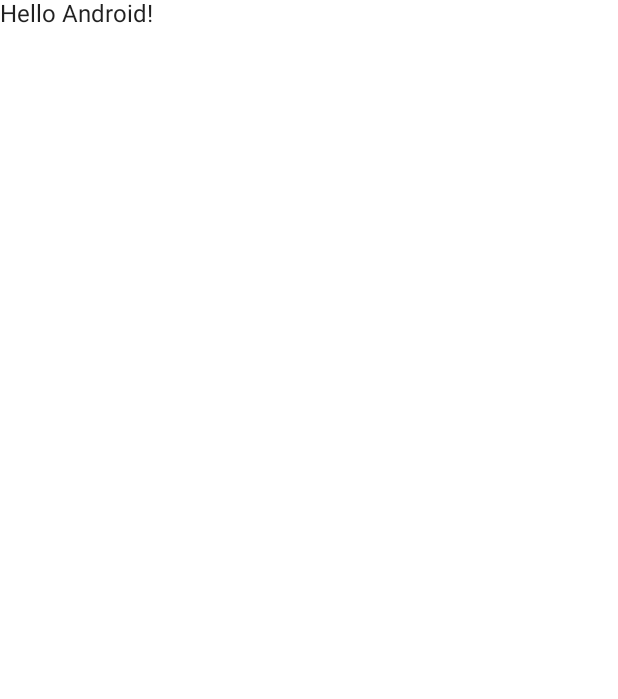
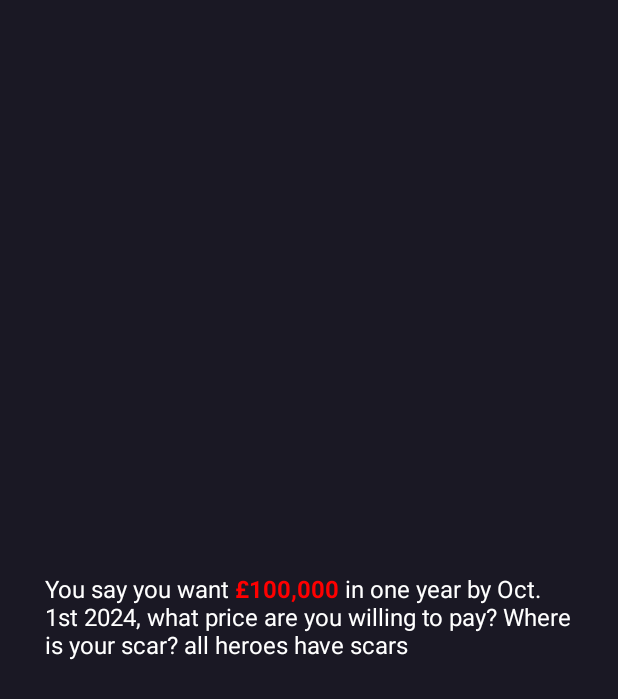
Before and after one commit to emperor006/Weeklys, an Android app built with Jetpack Compose: the Splashscreen screen opened directly, with no data from a screen before it, on a phone screen of 412 x 824 dp. Before the commit the part shown is almost empty. Shown: the top 699 px of the screen. Run offline under Robolectric (Android 15) with nearby library versions, the phone set to English and light mode, and no system bars.

Commit message:
Completed the app

```diff
--- a/app/src/main/AndroidManifest.xml
+++ b/app/src/main/AndroidManifest.xml
@@ -13,16 +13,16 @@
         android:theme="@style/Theme.Weekls"
         tools:targetApi="31">
         <activity
-            android:name=".Splashscreen"
+            android:name=".MainActivity"
             android:exported="false"
-            android:label="@string/title_activity_splashscreen"
+            android:label="@string/app_name"
             android:theme="@style/Theme.Weekls">
             <meta-data
                 android:name="android.app.lib_name"
                 android:value="" />
         </activity>
         <activity
-            android:name=".MainActivity"
+            android:name=".Splashscreen"
             android:exported="true"
             android:label="@string/app_name"
             android:theme="@style/Theme.Weekls">
--- a/app/src/main/java/com/app/weekls/Splashscreen.kt
+++ b/app/src/main/java/com/app/weekls/Splashscreen.kt
@@ -1,15 +1,29 @@
 package com.app.weekls
 
+import android.content.Intent
 import android.os.Bundle
+import android.os.Handler
+import android.os.Looper
 import androidx.activity.ComponentActivity
 import androidx.activity.compose.setContent
+import androidx.compose.foundation.layout.Box
 import androidx.compose.foundation.layout.fillMaxSize
+import androidx.compose.foundation.layout.padding
 import androidx.compose.material.MaterialTheme
 import androidx.compose.material.Surface
 import androidx.compose.material.Text
 import androidx.compose.runtime.Composable
+import androidx.compose.ui.Alignment
 import androidx.compose.ui.Modifier
+import androidx.compose.ui.graphics.Color
+import androidx.compose.ui.text.SpanStyle
+import androidx.compose.ui.text.TextStyle
+import androidx.compose.ui.text.buildAnnotatedString
+import androidx.compose.ui.text.font.FontWeight
+import androidx.compose.ui.text.style.TextAlign
+import androidx.compose.ui.text.withStyle
 import androidx.compose.ui.tooling.preview.Preview
+import androidx.compose.ui.unit.dp
 import com.app.weekls.ui.theme.WeeklsTheme
 
 class Splashscreen : ComponentActivity() {
@@ -20,9 +34,24 @@ class Splashscreen : ComponentActivity() {
                 // A surface container using the 'background' color from the theme
                 Surface(
                     modifier = Modifier.fillMaxSize(),
-                    color = MaterialTheme.colors.background
+                    color = Color(0xFF1A1824)
                 ) {
-                    Greeting("Android")
+
+                    Box(
+                        contentAlignment = Alignment.Center,
+                        modifier = Modifier.padding(30.dp)
+                    ) {
+
+                        MultiStyleText()
+
+                    }
+
+                    Handler(Looper.getMainLooper()).postDelayed({
+                        val mainIntent = Intent(this, MainActivity::class.java)
+                        startActivity(mainIntent)
+                        finish()
+                    }, 6000)
+
                 }
             }
         }
@@ -30,14 +59,18 @@ class Splashscreen : ComponentActivity() {
 }
 
 @Composable
-fun Greeting(name: String) {
-    Text(text = "Hello $name!")
+fun MultiStyleText() {
+    Text(buildAnnotatedString {
+        withStyle(style = SpanStyle(color = Color.White)) {
+            append("You say you want")
+        }
+        withStyle(style = SpanStyle(color = Color.Red, fontWeight = FontWeight.Bold)) {
+            append(" £100,000")
+        }
+
+        withStyle(style = SpanStyle(color = Color.White)) {
+            append(" in one year by Oct. 1st 2024, what price are you willing to pay? Where is your scar? all heroes have scars")
+        }
+
+    })
 }
-
-@Preview(showBackground = true)
-@Composable
-fun DefaultPreview() {
-    WeeklsTheme {
-        Greeting("Android")
-    }
-}
--- a/app/src/main/java/com/app/weekls/widgets/Home.kt
+++ b/app/src/main/java/com/app/weekls/widgets/Home.kt
@@ -97,7 +97,7 @@ fun Home(
             ListItem(
                 text = {
                     Text(
-                        text = "Completing calendar work today",
+                        text = "Completing all calendar work today",
                         style = TextStyle(color = Color.White)
                     )
                 },
```
